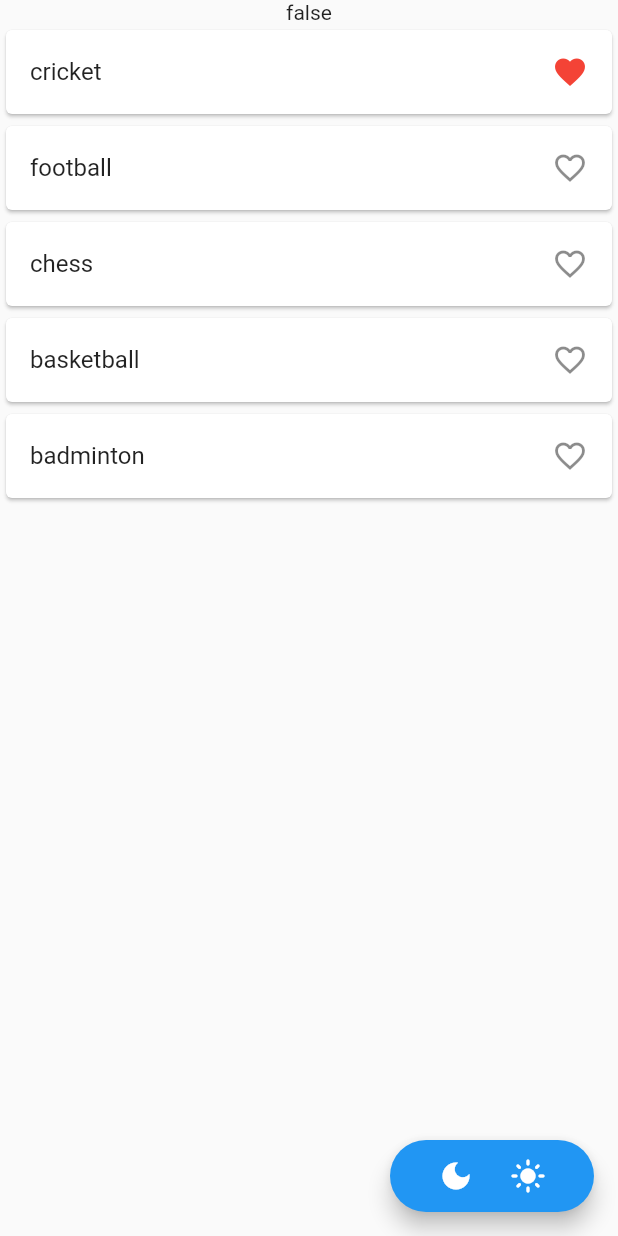
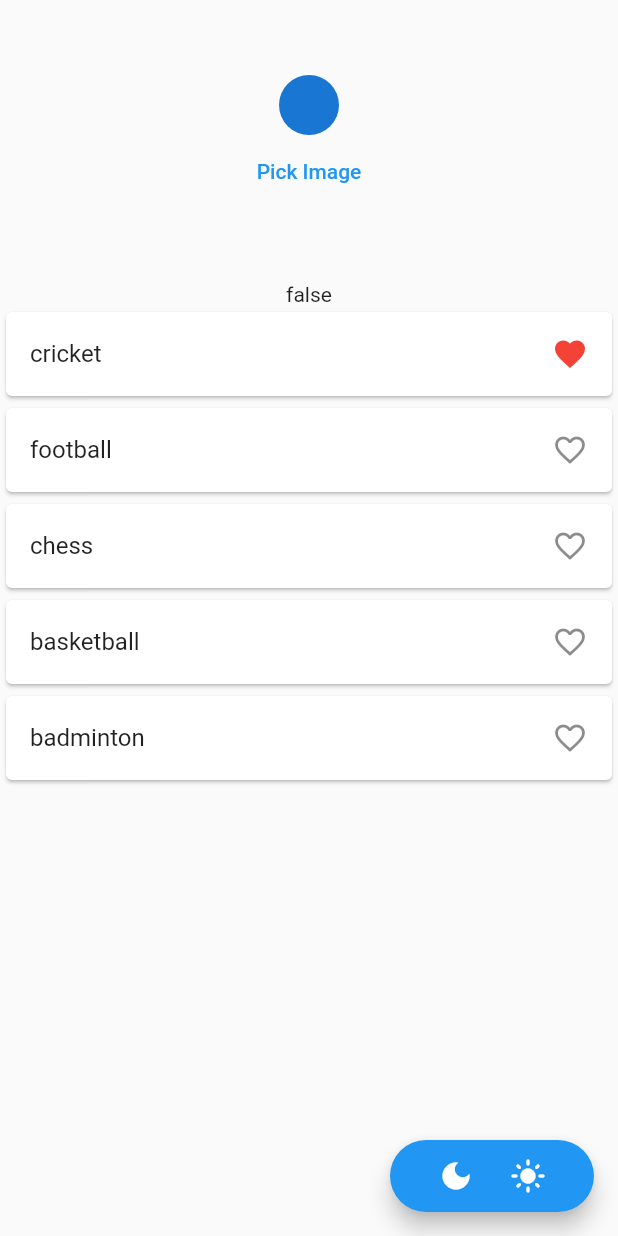
Before and after one commit to prasanthvenna/getx_functionalities, a Flutter app: the screen it shows after launch, after a tap on "cricket", on a phone screen of 412 x 824 dp. Run offline on Flutter 3.47's test engine with Material 2 defaults, Android fonts, the phone set to English and light mode, and no system bars; our stand-ins replace get, image_picker.

Commit message:
updated one

```diff
--- /dev/null
+++ b/lib/controllers/pickimage_controller.dart
@@ -0,0 +1,17 @@
+
+
+import 'package:get/get.dart';
+import 'package:image_picker/image_picker.dart';
+
+class PickImageController extends GetxController{
+
+  RxString imagePath = ''.obs;
+
+  Future getImage() async{
+    final ImagePicker pickimage = ImagePicker();
+    final image = await pickimage.pickImage(source: ImageSource.gallery);
+    if(image != null){
+      imagePath.value = image.path.toString();
+    }
+  }
+}
--- a/lib/main.dart
+++ b/lib/main.dart
@@ -19,6 +19,10 @@ void main() {
           name: '/FirstScreen',
           page: () => const FirstScreen(),
         ),
+        GetPage(
+          name: '/PickImage',
+          page: () => const FirstScreen(),
+        ),
       ],
       fallbackLocale: const Locale('english','US'),
       translations: Language(),
--- a/lib/screens/homescreen.dart
+++ b/lib/screens/homescreen.dart
@@ -1,8 +1,11 @@
+import 'dart:io';
+
 import 'package:flutter/material.dart';
 import 'package:get/get.dart';
 import 'package:getx_utilities_tutorial/controllers/fav_controller.dart';
+import 'package:getx_utilities_tutorial/controllers/pickimage_controller.dart';
 import 'package:getx_utilities_tutorial/controllers/theme_controller.dart';
-import 'package:getx_utilities_tutorial/utils/theme_colors.dart';
+// import 'package:getx_utilities_tutorial/utils/theme_colors.dart';
 
 class HomeScreen extends StatelessWidget {
   HomeScreen({super.key});
@@ -11,6 +14,8 @@ class HomeScreen extends StatelessWidget {
       Get.put(UpdateThemeController());
 
   final FavouriteItems favitems = Get.put(FavouriteItems());
+
+  final PickImageController imagecontroller = Get.put(PickImageController());
 
   @override
   Widget build(BuildContext context) {
@@ -157,6 +162,32 @@ class HomeScreen extends StatelessWidget {
           //     ),
           //   ),
           // ),
+          Padding(
+            padding: const EdgeInsets.all(50.0),
+            child: Center(
+              child: Obx(
+                () => Column(
+                  children: [
+                    CircleAvatar(
+                      backgroundImage: imagecontroller.imagePath.isNotEmpty
+                          ? FileImage(
+                              File(
+                                imagecontroller.imagePath.toString(),
+                              ),
+                            )
+                          : null,
+                    ),
+                    TextButton(
+                      onPressed: () {
+                        imagecontroller.getImage();
+                      },
+                      child: const Text('Pick Image'),
+                    ),
+                  ],
+                ),
+              ),
+            ),
+          ),
           Obx(
             () => Text("${themeController.isDarkMode.value}"),
           ),
--- a/pubspec.yaml
+++ b/pubspec.yaml
@@ -36,6 +36,7 @@ dependencies:
   # Use with the CupertinoIcons class for iOS style icons.
   cupertino_icons: ^1.0.2
   get: ^4.6.6
+  image_picker: ^1.0.4
 
 dev_dependencies:
   flutter_test:
```
Also changed, not shown: pubspec.lock, 6 other files.
